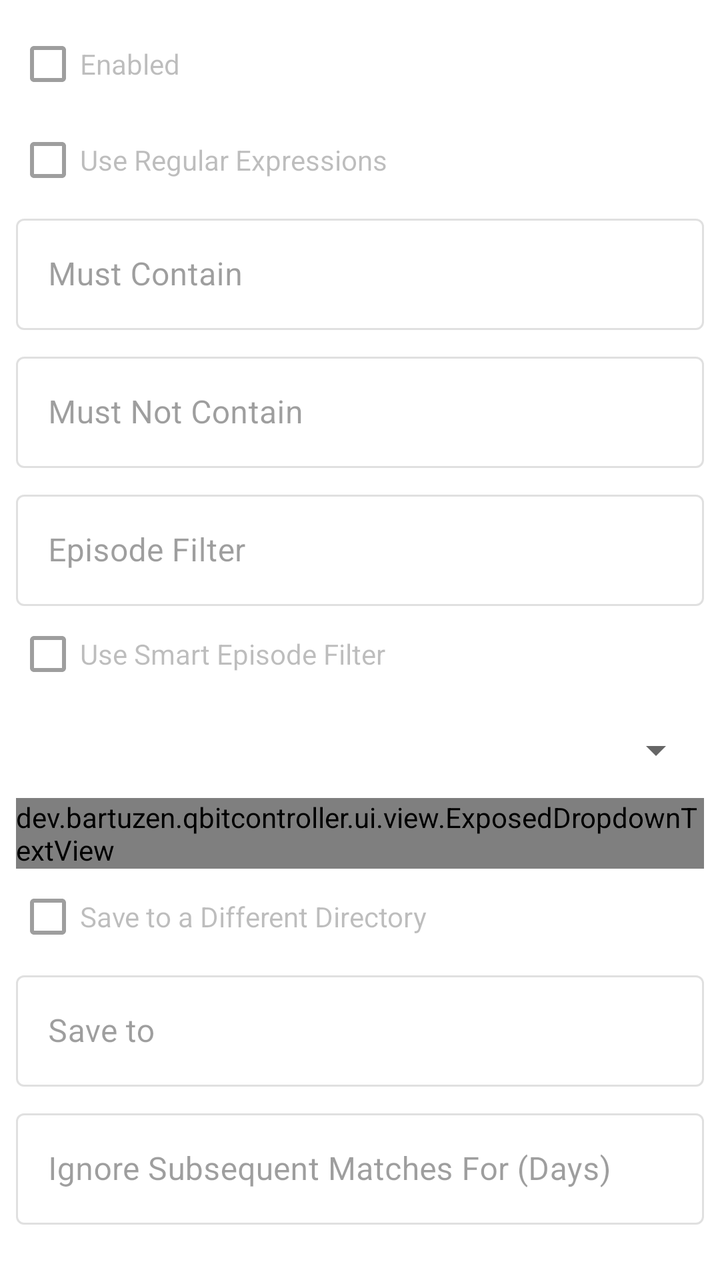
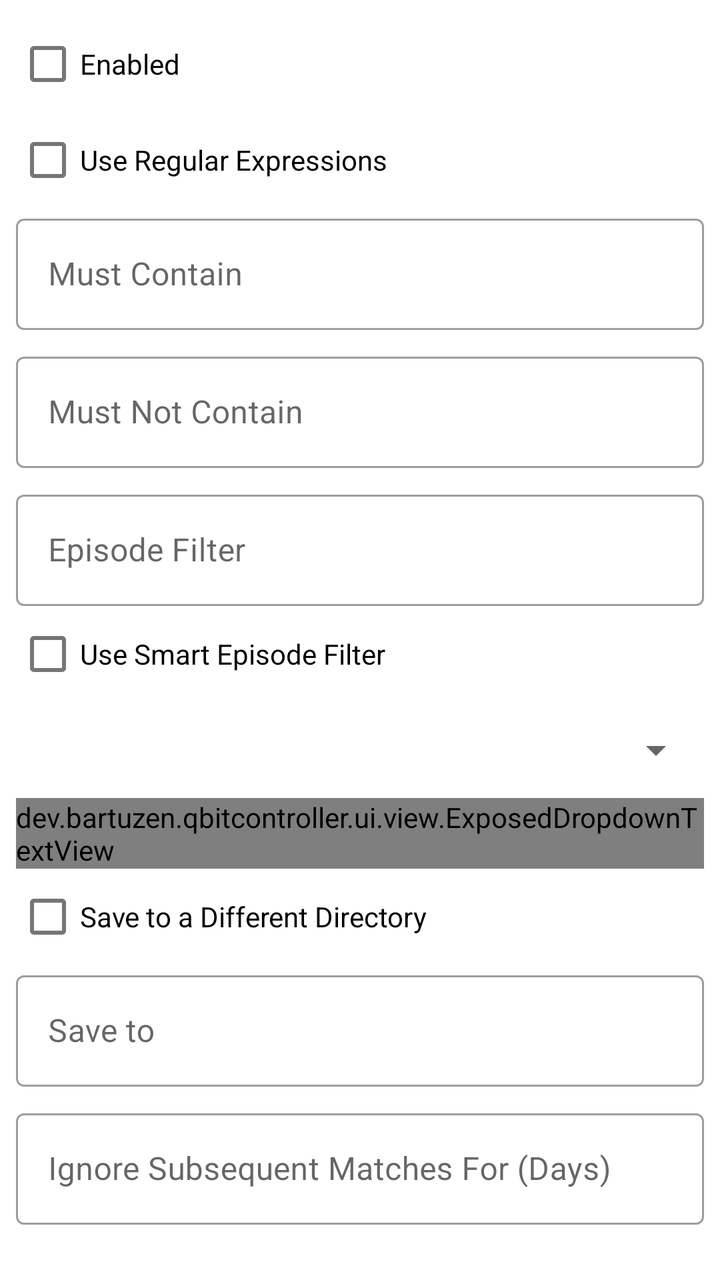

An Android layout rendered at two revisions. The XML below is the earlier revision; the diff shows what the commit changed to produce the second picture.
<!-- AndroidManifest.xml: application theme AppTheme -->
<!-- res/layout/fragment_edit_rss_rule.xml -->
<?xml version="1.0" encoding="utf-8"?>
<androidx.core.widget.NestedScrollView xmlns:android="http://schemas.android.com/apk/res/android"
    xmlns:tools="http://schemas.android.com/tools"
    android:layout_width="match_parent"
    android:layout_height="match_parent">

    <LinearLayout
        android:layout_width="match_parent"
        android:layout_height="wrap_content"
        android:orientation="vertical"
        android:padding="8dp">

        <com.google.android.material.checkbox.MaterialCheckBox
            android:id="@+id/checkbox_enabled"
            android:layout_width="match_parent"
            android:layout_height="wrap_content"
            android:enabled="false"
            android:text="@string/rss_rule_enabled"
            tools:enabled="true" />

        <com.google.android.material.checkbox.MaterialCheckBox
            android:id="@+id/checkbox_use_regex"
            android:layout_width="match_parent"
            android:layout_height="wrap_content"
            android:enabled="false"
            android:text="@string/rss_rule_use_regular_expressions"
            tools:enabled="true" />

        <com.google.android.material.textfield.TextInputLayout
            android:id="@+id/input_layout_must_contain"
            style="@style/Widget.MaterialComponents.TextInputLayout.OutlinedBox"
            android:layout_width="match_parent"
            android:layout_height="wrap_content"
            android:enabled="false"
            android:hint="@string/rss_rule_must_contain"
            tools:enabled="true">

            <com.google.android.material.textfield.TextInputEditText
                android:layout_width="match_parent"
                android:layout_height="wrap_content"
                android:inputType="text" />

        </com.google.android.material.textfield.TextInputLayout>

        <com.google.android.material.textfield.TextInputLayout
            android:id="@+id/input_layout_must_not_contain"
            style="@style/Widget.MaterialComponents.TextInputLayout.OutlinedBox"
            android:layout_width="match_parent"
            android:layout_height="wrap_content"
            android:layout_marginTop="8dp"
            android:enabled="false"
            android:hint="@string/rss_rule_must_not_contain"
            tools:enabled="true">

            <com.google.android.material.textfield.TextInputEditText
                android:layout_width="match_parent"
                android:layout_height="wrap_content"
                android:inputType="text" />

        </com.google.android.material.textfield.TextInputLayout>

        <com.google.android.material.textfield.TextInputLayout
            android:id="@+id/input_layout_episode_filter"
            style="@style/Widget.MaterialComponents.TextInputLayout.OutlinedBox"
            android:layout_width="match_parent"
            android:layout_height="wrap_content"
            android:layout_marginTop="8dp"
            android:enabled="false"
            android:hint="@string/rss_rule_episode_filter"
            tools:enabled="true">

            <com.google.android.material.textfield.TextInputEditText
                android:layout_width="match_parent"
                android:layout_height="wrap_content"
                android:inputType="text" />

        </com.google.android.material.textfield.TextInputLayout>

        <com.google.android.material.checkbox.MaterialCheckBox
            android:id="@+id/checkbox_smart_episode_filter"
            android:layout_width="match_parent"
            android:layout_height="wrap_content"
            android:enabled="false"
            android:text="@string/rss_rule_use_smart_episode_filter"
            tools:enabled="true" />

        <com.google.android.material.textfield.TextInputLayout
            android:id="@+id/input_layout_category"
            style="@style/Widget.MaterialComponents.TextInputLayout.OutlinedBox.ExposedDropdownMenu"
            android:layout_width="match_parent"
            android:layout_height="wrap_content"
            android:enabled="false"
            android:hint="@string/rss_rule_category"
            tools:enabled="true">

            <dev.bartuzen.qbitcontroller.ui.view.ExposedDropdownTextView
                android:id="@+id/dropdown_category"
                android:layout_width="match_parent"
                android:layout_height="wrap_content"
                android:enabled="false"
                tools:enabled="true" />

        </com.google.android.material.textfield.TextInputLayout>

        <com.google.android.material.checkbox.MaterialCheckBox
            android:id="@+id/checkbox_save_path_enabled"
            android:layout_width="match_parent"
            android:layout_height="wrap_content"
            android:enabled="false"
            android:text="@string/rss_rule_save_to_a_different_directory"
            tools:enabled="true" />

        <com.google.android.material.textfield.TextInputLayout
            android:id="@+id/input_layout_save_path"
            style="@style/Widget.MaterialComponents.TextInputLayout.OutlinedBox"
            android:layout_width="match_parent"
            android:layout_height="wrap_content"
            android:enabled="false"
            android:hint="@string/rss_rule_save_to"
            tools:enabled="true">

            <com.google.android.material.textfield.TextInputEditText
                android:layout_width="match_parent"
                android:layout_height="wrap_content"
                android:inputType="text" />

        </com.google.android.material.textfield.TextInputLayout>

        <com.google.android.material.textfield.TextInputLayout
            android:id="@+id/input_layout_ignore_days"
            style="@style/Widget.MaterialComponents.TextInputLayout.OutlinedBox"
            android:layout_width="match_parent"
            android:layout_height="wrap_content"
            android:layout_marginTop="8dp"
            android:enabled="false"
            android:hint="@string/rss_rule_ignore_subsequent_matches_for"
            tools:enabled="true">

            <com.google.android.material.textfield.TextInputEditText
                android:layout_width="match_parent"
                android:layout_height="wrap_content"
                android:inputType="number" />

        </com.google.android.material.textfield.TextInputLayout>

        <com.google.android.material.textfield.TextInputLayout
            android:id="@+id/input_layout_add_paused"
            style="@style/Widget.MaterialComponents.TextInputLayout.OutlinedBox.ExposedDropdownMenu"
            android:layout_width="match_parent"
            android:layout_height="wrap_content"
            android:layout_marginTop="8dp"
            android:enabled="false"
            android:hint="@string/rss_rule_add_paused"
            tools:enabled="true">

            <dev.bartuzen.qbitcontroller.ui.view.ExposedDropdownTextView
                android:id="@+id/dropdown_add_paused"
                android:layout_width="match_parent"
                android:layout_height="wrap_content"
                android:enabled="false"
                tools:enabled="true" />

        </com.google.android.material.textfield.TextInputLayout>

        <com.google.android.material.textfield.TextInputLayout
            android:id="@+id/input_layout_content_layout"
            style="@style/Widget.MaterialComponents.TextInputLayout.OutlinedBox.ExposedDropdownMenu"
            android:layout_width="match_parent"
            android:layout_height="wrap_content"
            android:layout_marginTop="8dp"
            android:enabled="false"
            android:hint="@string/rss_rule_torrent_content_layout"
            tools:enabled="true">

            <dev.bartuzen.qbitcontroller.ui.view.ExposedDropdownTextView
                android:id="@+id/dropdown_content_layout"
                android:layout_width="match_parent"
                android:layout_height="wrap_content"
                android:enabled="false"
                tools:enabled="true" />

        </com.google.android.material.textfield.TextInputLayout>

    </LinearLayout>

</androidx.core.widget.NestedScrollView>
<!-- resources referenced by this layout -->
<resources>
  <string name="rss_rule_add_paused">Add Paused</string>
  <string name="rss_rule_category">Category</string>
  <string name="rss_rule_enabled">Enabled</string>
  <string name="rss_rule_episode_filter">Episode Filter</string>
  <string name="rss_rule_ignore_subsequent_matches_for">Ignore Subsequent Matches For (Days)</string>
  <string name="rss_rule_must_contain">Must Contain</string>
  <string name="rss_rule_must_not_contain">Must Not Contain</string>
  <string name="rss_rule_save_to">Save to</string>
  <string name="rss_rule_save_to_a_different_directory">Save to a Different Directory</string>
  <string name="rss_rule_torrent_content_layout">Torrent Content Layout</string>
  <string name="rss_rule_use_regular_expressions">Use Regular Expressions</string>
  <string name="rss_rule_use_smart_episode_filter">Use Smart Episode Filter</string>
  <style name="AppTheme" parent="Theme.MaterialComponents.DayNight.NoActionBar">
          <item name="colorPrimary">@color/color_primary</item>
          <item name="colorPrimaryDark">@color/color_primary_dark</item>
          <item name="colorPrimaryVariant">@color/color_primary_variant</item>
          <item name="colorOnPrimary">@color/color_on_primary</item>
  
          <item name="colorSecondary">@color/color_secondary</item>
          <item name="colorSecondaryVariant">@color/color_secondary_variant</item>
          <item name="colorOnSecondary">@color/color_on_secondary</item>
  
          <item name="windowActionModeOverlay">true</item>
          <item name="actionBarTheme">@style/AppTheme.ToolbarOverlay</item>
  
          <item name="android:textAlignment">viewStart</item>
  
          <item name="snackbarTextViewStyle">@style/AppTheme.SnackbarTextViewStyle</item>
      </style>
  <color name="color_primary">#03A9F4</color>
  <color name="color_primary_dark">#007AC1</color>
  <color name="color_primary_variant">#007AC1</color>
  <color name="color_on_primary">#FFFFFF</color>
  <color name="color_secondary">#FFB300</color>
  <color name="color_secondary_variant">#C68400</color>
  <color name="color_on_secondary">#000000</color>
  <style name="AppTheme.ToolbarOverlay" parent="ThemeOverlay.MaterialComponents.Dark.ActionBar" />
  <style name="AppTheme.SnackbarTextViewStyle" parent="Widget.MaterialComponents.Snackbar.TextView">
          <item name="android:maxLines">15</item>
      </style>
</resources>

<!-- the commit's change to res/layout/fragment_edit_rss_rule.xml (unified diff, before → after) -->
@@ -1,6 +1,5 @@
 <?xml version="1.0" encoding="utf-8"?>
 <androidx.core.widget.NestedScrollView xmlns:android="http://schemas.android.com/apk/res/android"
-    xmlns:tools="http://schemas.android.com/tools"
     android:layout_width="match_parent"
     android:layout_height="match_parent">
 
@@ -14,28 +13,23 @@
             android:id="@+id/checkbox_enabled"
             android:layout_width="match_parent"
             android:layout_height="wrap_content"
-            android:enabled="false"
-            android:text="@string/rss_rule_enabled"
-            tools:enabled="true" />
+            android:text="@string/rss_rule_enabled" />
 
         <com.google.android.material.checkbox.MaterialCheckBox
             android:id="@+id/checkbox_use_regex"
             android:layout_width="match_parent"
             android:layout_height="wrap_content"
-            android:enabled="false"
-            android:text="@string/rss_rule_use_regular_expressions"
-            tools:enabled="true" />
+            android:text="@string/rss_rule_use_regular_expressions" />
 
         <com.google.android.material.textfield.TextInputLayout
             android:id="@+id/input_layout_must_contain"
             style="@style/Widget.MaterialComponents.TextInputLayout.OutlinedBox"
             android:layout_width="match_parent"
             android:layout_height="wrap_content"
-            android:enabled="false"
-            android:hint="@string/rss_rule_must_contain"
-            tools:enabled="true">
+            android:hint="@string/rss_rule_must_contain">
 
             <com.google.android.material.textfield.TextInputEditText
+                android:id="@+id/edit_must_contain"
                 android:layout_width="match_parent"
                 android:layout_height="wrap_content"
                 android:inputType="text" />
@@ -48,11 +42,10 @@
             android:layout_width="match_parent"
             android:layout_height="wrap_content"
             android:layout_marginTop="8dp"
-            android:enabled="false"
-            android:hint="@string/rss_rule_must_not_contain"
-            tools:enabled="true">
+            android:hint="@string/rss_rule_must_not_contain">
 
             <com.google.android.material.textfield.TextInputEditText
+                android:id="@+id/edit_must_not_contain"
                 android:layout_width="match_parent"
                 android:layout_height="wrap_content"
                 android:inputType="text" />
@@ -65,11 +58,10 @@
             android:layout_width="match_parent"
             android:layout_height="wrap_content"
             android:layout_marginTop="8dp"
-            android:enabled="false"
-            android:hint="@string/rss_rule_episode_filter"
-            tools:enabled="true">
+            android:hint="@string/rss_rule_episode_filter">
 
             <com.google.android.material.textfield.TextInputEditText
+                android:id="@+id/edit_episode_filter"
                 android:layout_width="match_parent"
                 android:layout_height="wrap_content"
                 android:inputType="text" />
@@ -80,25 +72,19 @@
             android:id="@+id/checkbox_smart_episode_filter"
             android:layout_width="match_parent"
             android:layout_height="wrap_content"
-            android:enabled="false"
-            android:text="@string/rss_rule_use_smart_episode_filter"
-            tools:enabled="true" />
+            android:text="@string/rss_rule_use_smart_episode_filter" />
 
         <com.google.android.material.textfield.TextInputLayout
             android:id="@+id/input_layout_category"
             style="@style/Widget.MaterialComponents.TextInputLayout.OutlinedBox.ExposedDropdownMenu"
             android:layout_width="match_parent"
             android:layout_height="wrap_content"
-            android:enabled="false"
-            android:hint="@string/rss_rule_category"
-            tools:enabled="true">
+            android:hint="@string/rss_rule_category">
 
             <dev.bartuzen.qbitcontroller.ui.view.ExposedDropdownTextView
                 android:id="@+id/dropdown_category"
                 android:layout_width="match_parent"
-                android:layout_height="wrap_content"
-                android:enabled="false"
-                tools:enabled="true" />
+                android:layout_height="wrap_content" />
 
         </com.google.android.material.textfield.TextInputLayout>
 
@@ -106,20 +92,17 @@
             android:id="@+id/checkbox_save_path_enabled"
             android:layout_width="match_parent"
             android:layout_height="wrap_content"
-            android:enabled="false"
-            android:text="@string/rss_rule_save_to_a_different_directory"
-            tools:enabled="true" />
+            android:text="@string/rss_rule_save_to_a_different_directory" />
 
         <com.google.android.material.textfield.TextInputLayout
             android:id="@+id/input_layout_save_path"
             style="@style/Widget.MaterialComponents.TextInputLayout.OutlinedBox"
             android:layout_width="match_parent"
             android:layout_height="wrap_content"
-            android:enabled="false"
-            android:hint="@string/rss_rule_save_to"
-            tools:enabled="true">
+            android:hint="@string/rss_rule_save_to">
 
             <com.google.android.material.textfield.TextInputEditText
+                android:id="@+id/edit_save_path"
                 android:layout_width="match_parent"
                 android:layout_height="wrap_content"
                 android:inputType="text" />
@@ -132,11 +115,10 @@
             android:layout_width="match_parent"
             android:layout_height="wrap_content"
             android:layout_marginTop="8dp"
-            android:enabled="false"
-            android:hint="@string/rss_rule_ignore_subsequent_matches_for"
-            tools:enabled="true">
+            android:hint="@string/rss_rule_ignore_subsequent_matches_for">
 
             <com.google.android.material.textfield.TextInputEditText
+                android:id="@+id/edit_ignore_days"
                 android:layout_width="match_parent"
                 android:layout_height="wrap_content"
                 android:inputType="number" />
@@ -149,16 +131,12 @@
             android:layout_width="match_parent"
             android:layout_height="wrap_content"
             android:layout_marginTop="8dp"
-            android:enabled="false"
-            android:hint="@string/rss_rule_add_paused"
-            tools:enabled="true">
+            android:hint="@string/rss_rule_add_paused">
 
             <dev.bartuzen.qbitcontroller.ui.view.ExposedDropdownTextView
                 android:id="@+id/dropdown_add_paused"
                 android:layout_width="match_parent"
-                android:layout_height="wrap_content"
-                android:enabled="false"
-                tools:enabled="true" />
+                android:layout_height="wrap_content" />
 
         </com.google.android.material.textfield.TextInputLayout>
 
@@ -168,16 +146,12 @@
             android:layout_width="match_parent"
             android:layout_height="wrap_content"
             android:layout_marginTop="8dp"
-            android:enabled="false"
-            android:hint="@string/rss_rule_torrent_content_layout"
-            tools:enabled="true">
+            android:hint="@string/rss_rule_torrent_content_layout">
 
             <dev.bartuzen.qbitcontroller.ui.view.ExposedDropdownTextView
                 android:id="@+id/dropdown_content_layout"
                 android:layout_width="match_parent"
-                android:layout_height="wrap_content"
-                android:enabled="false"
-                tools:enabled="true" />
+                android:layout_height="wrap_content" />
 
         </com.google.android.material.textfield.TextInputLayout>
 
